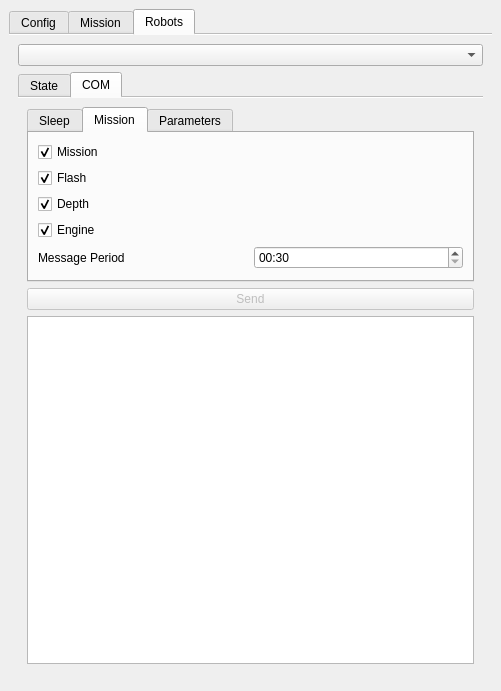
Above: seabot_dockwidget_base.ui from ThomasLeMezo/seabot2-qgis before the change. Below: the same form after it.
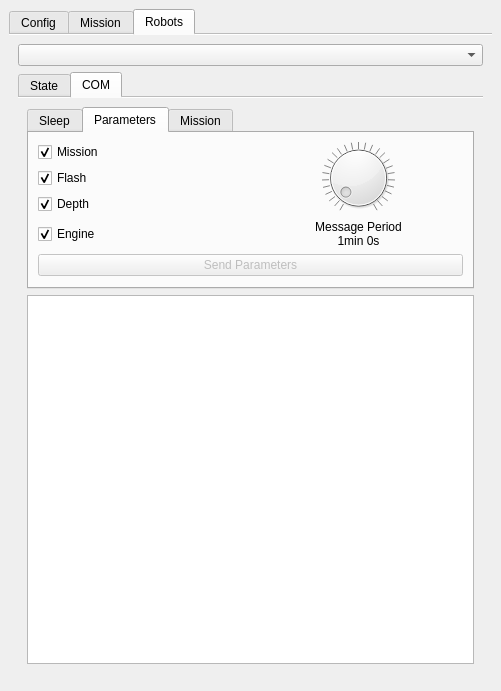
That is the form after the change. The open tabs and pages were chosen to show the change.

Commit message: * Add capability to send SLEEP and PARAMETERS msg to the sbd device throw email

The edit to the form file:
```diff
--- a/seabot_dockwidget_base.ui
+++ b/seabot_dockwidget_base.ui
@@ -990,11 +990,49 @@
                 </sizepolicy>
                </property>
                <attribute name="title">
-                <string>Mission</string>
+                <string>Parameters</string>
                </attribute>
                <layout class="QGridLayout" name="gridLayout_3">
-                <item row="1" column="0" colspan="2">
-                 <widget class="QCheckBox" name="checkBox_2">
+                <item row="2" column="0" alignment="Qt::AlignLeft">
+                 <widget class="QCheckBox" name="checkBox_com_param_depth">
+                  <property name="sizePolicy">
+                   <sizepolicy hsizetype="Fixed" vsizetype="Fixed">
+                    <horstretch>0</horstretch>
+                    <verstretch>0</verstretch>
+                   </sizepolicy>
+                  </property>
+                  <property name="text">
+                   <string>Depth</string>
+                  </property>
+                  <property name="checked">
+                   <bool>true</bool>
+                  </property>
+                 </widget>
+                </item>
+                <item row="0" column="0" alignment="Qt::AlignLeft">
+                 <widget class="QCheckBox" name="checkBox_com_param_mission">
+                  <property name="sizePolicy">
+                   <sizepolicy hsizetype="Fixed" vsizetype="Fixed">
+                    <horstretch>0</horstretch>
+                    <verstretch>0</verstretch>
+                   </sizepolicy>
+                  </property>
+                  <property name="text">
+                   <string>Mission</string>
+                  </property>
+                  <property name="checked">
+                   <bool>true</bool>
+                  </property>
+                 </widget>
+                </item>
+                <item row="1" column="0" alignment="Qt::AlignLeft">
+                 <widget class="QCheckBox" name="checkBox_com_param_flash">
+                  <property name="sizePolicy">
+                   <sizepolicy hsizetype="Fixed" vsizetype="Fixed">
+                    <horstretch>0</horstretch>
+                    <verstretch>0</verstretch>
+                   </sizepolicy>
+                  </property>
                   <property name="text">
                    <string>Flash</string>
                   </property>
@@ -1003,8 +1041,14 @@
                   </property>
                  </widget>
                 </item>
-                <item row="3" column="0" colspan="2">
-                 <widget class="QCheckBox" name="checkBox_4">
+                <item row="3" column="0" alignment="Qt::AlignLeft">
+                 <widget class="QCheckBox" name="checkBox_com_param_engine">
+                  <property name="sizePolicy">
+                   <sizepolicy hsizetype="Fixed" vsizetype="Fixed">
+                    <horstretch>0</horstretch>
+                    <verstretch>0</verstretch>
+                   </sizepolicy>
+                  </property>
                   <property name="text">
                    <string>Engine</string>
                   </property>
@@ -1013,53 +1057,55 @@
                   </property>
                  </widget>
                 </item>
-                <item row="4" column="1">
-                 <widget class="QTimeEdit" name="timeEdit_2">
-                  <property name="dateTime">
-                   <datetime>
-                    <hour>0</hour>
-                    <minute>0</minute>
-                    <second>30</second>
-                    <year>2000</year>
-                    <month>1</month>
-                    <day>1</day>
-                   </datetime>
+                <item row="3" column="1" alignment="Qt::AlignHCenter">
+                 <widget class="QLabel" name="label_com_mission_message_period">
+                  <property name="sizePolicy">
+                   <sizepolicy hsizetype="Fixed" vsizetype="Preferred">
+                    <horstretch>0</horstretch>
+                    <verstretch>0</verstretch>
+                   </sizepolicy>
                   </property>
-                  <property name="currentSection">
-                   <enum>QDateTimeEdit::MinuteSection</enum>
+                  <property name="text">
+                   <string>Message Period 
+1min 0s</string>
                   </property>
-                  <property name="displayFormat">
-                   <string>mm:ss</string>
+                  <property name="alignment">
+                   <set>Qt::AlignCenter</set>
                   </property>
                  </widget>
                 </item>
-                <item row="0" column="0" colspan="2">
-                 <widget class="QCheckBox" name="checkBox">
-                  <property name="text">
-                   <string>Mission</string>
+                <item row="0" column="1" rowspan="3">
+                 <widget class="QDial" name="dial_com_mission_message_period">
+                  <property name="sizePolicy">
+                   <sizepolicy hsizetype="Minimum" vsizetype="Preferred">
+                    <horstretch>0</horstretch>
+                    <verstretch>0</verstretch>
+                   </sizepolicy>
                   </property>
-                  <property name="checked">
-                   <bool>true</bool>
+                  <property name="maximum">
+                   <number>255</number>
                   </property>
-                 </widget>
-                </item>
-                <item row="4" column="0">
-                 <widget class="QLabel" name="label_15">
-                  <property name="text">
-                   <string>Message Period</string>
+                  <property name="value">
+                   <number>10</number>
                   </property>
                   <property name="buddy">
                    <cstring>timeEdit_2</cstring>
                   </property>
+                  <property name="notchTarget">
+                   <double>10.000000000000000</double>
+                  </property>
+                  <property name="notchesVisible">
+                   <bool>true</bool>
+                  </property>
                  </widget>
                 </item>
-                <item row="2" column="0" colspan="2">
-                 <widget class="QCheckBox" name="checkBox_3">
-                  <property name="text">
-                   <string>Depth</string>
+                <item row="4" column="0" colspan="2">
+                 <widget class="QPushButton" name="pushButton_com_send_parameters">
+                  <property name="enabled">
+                   <bool>false</bool>
                   </property>
-                  <property name="checked">
-                   <bool>true</bool>
+                  <property name="text">
+                   <string>Send Parameters</string>
                   </property>
                  </widget>
                 </item>
@@ -1067,7 +1113,7 @@
               </widget>
               <widget class="QWidget" name="tab_cmd_mission">
                <attribute name="title">
-                <string>Parameters</string>
+                <string>Mission</string>
                </attribute>
                <layout class="QFormLayout" name="formLayout_2">
                 <item row="0" column="0">
@@ -1137,34 +1183,6 @@
               </widget>
              </widget>
             </item>
-            <item row="1" column="0">
-             <widget class="QPushButton" name="pushButton_com_send">
-              <property name="enabled">
-               <bool>false</bool>
-              </property>
-              <property name="sizePolicy">
-               <sizepolicy hsizetype="Minimum" vsizetype="Fixed">
-                <horstretch>0</horstretch>
-                <verstretch>0</verstretch>
-               </sizepolicy>
-              </property>
-              <property name="text">
-               <string>Send</string>
-              </property>
-              <property name="checkable">
-               <bool>false</bool>
-              </property>
-              <property name="autoDefault">
-               <bool>false</bool>
-              </property>
-              <property name="default">
-               <bool>false</bool>
-              </property>
-              <property name="flat">
-               <bool>false</bool>
-              </property>
-             </widget>
-            </item>
             <item row="2" column="0">
              <widget class="QListView" name="listView"/>
             </item>
```
Left out of the diff: 74 changed lines with no effect on the pictures. The commit also changes 2 other files.
